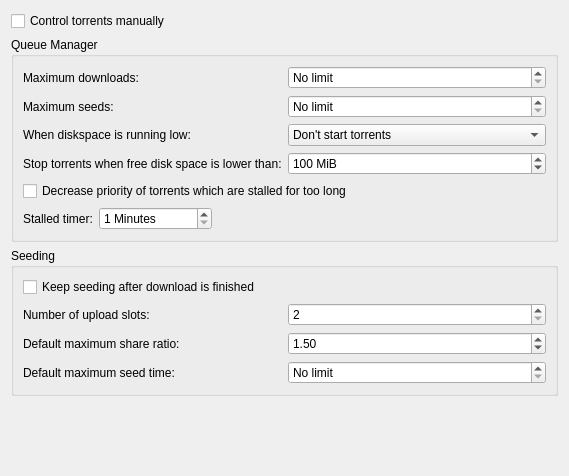
The window that ktorrent/pref/qmpref.ui (netrunner-debian-kde-extras/ktorrent) describes before a commit, drawn with Qt 5.
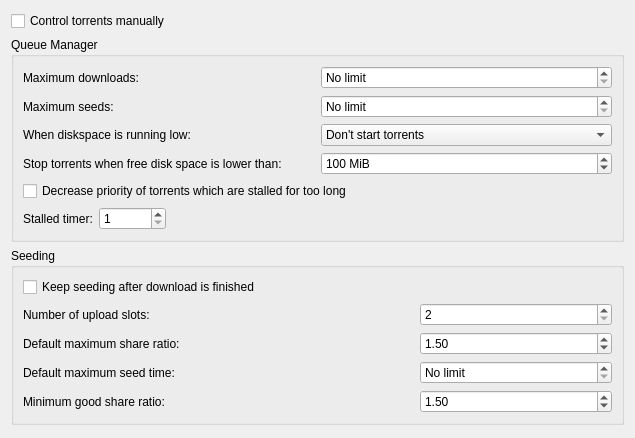
The same window after the commit. Custom widgets are drawn as their Qt base class.

```diff
--- a/ktorrent/pref/qmpref.ui
+++ b/ktorrent/pref/qmpref.ui
@@ -1,18 +1,18 @@
 <ui version="4.0" >
  <class>QMPref</class>
- <widget class="QWidget" name="QMPref" >
-  <property name="geometry" >
+ <widget class="QWidget" name="QMPref">
+  <property name="geometry">
    <rect>
     <x>0</x>
     <y>0</y>
-    <width>565</width>
-    <height>476</height>
+    <width>635</width>
+    <height>438</height>
    </rect>
   </property>
-  <layout class="QVBoxLayout" >
+  <layout class="QVBoxLayout" name="verticalLayout">
    <item>
-    <widget class="QCheckBox" name="kcfg_manuallyControlTorrents" >
-     <property name="toolTip" >
+    <widget class="QCheckBox" name="kcfg_manuallyControlTorrents">
+     <property name="toolTip">
       <string>When enabled, the queue manager will be totally disabled, allowing you to fully control all torrents manually.</string>
      </property>
      <property name="text" >
@@ -21,23 +21,23 @@
     </widget>
    </item>
    <item>
-    <widget class="QGroupBox" name="m_qm_group_box" >
-     <property name="title" >
+    <widget class="QGroupBox" name="m_qm_group_box">
+     <property name="title">
       <string>Queue Manager</string>
      </property>
-     <layout class="QVBoxLayout" >
+     <layout class="QVBoxLayout">
       <item>
-       <layout class="QGridLayout" >
-        <item row="0" column="0" >
-         <widget class="QLabel" name="label_11" >
-          <property name="text" >
+       <layout class="QGridLayout">
+        <item row="0" column="0">
+         <widget class="QLabel" name="label_11">
+          <property name="text">
            <string>Maximum downloads:</string>
           </property>
          </widget>
         </item>
-        <item row="0" column="1" >
-         <widget class="QSpinBox" name="kcfg_maxDownloads" >
-          <property name="toolTip" >
+        <item row="0" column="1">
+         <widget class="KIntSpinBox" name="kcfg_maxDownloads">
+          <property name="toolTip">
            <string>The maximum number of simultaneous downloads the queue manager will run.</string>
           </property>
           <property name="specialValueText" >
@@ -48,16 +48,16 @@
           </property>
          </widget>
         </item>
-        <item row="1" column="0" >
-         <widget class="QLabel" name="label_10" >
-          <property name="text" >
+        <item row="1" column="0">
+         <widget class="QLabel" name="label_10">
+          <property name="text">
            <string>Maximum seeds:</string>
           </property>
          </widget>
         </item>
-        <item row="1" column="1" >
-         <widget class="QSpinBox" name="kcfg_maxSeeds" >
-          <property name="toolTip" >
+        <item row="1" column="1">
+         <widget class="KIntSpinBox" name="kcfg_maxSeeds">
+          <property name="toolTip">
            <string>The maximum number of simultaneous seeds the queue manager will run.</string>
           </property>
           <property name="specialValueText" >
@@ -68,16 +68,16 @@
           </property>
          </widget>
         </item>
-        <item row="2" column="0" >
-         <widget class="QLabel" name="label_12" >
-          <property name="text" >
+        <item row="2" column="0">
+         <widget class="QLabel" name="label_12">
+          <property name="text">
            <string>When diskspace is running low:</string>
           </property>
          </widget>
         </item>
-        <item row="2" column="1" >
-         <widget class="QComboBox" name="kcfg_startDownloadsOnLowDiskSpace" >
-          <property name="toolTip" >
+        <item row="2" column="1">
+         <widget class="QComboBox" name="kcfg_startDownloadsOnLowDiskSpace">
+          <property name="toolTip">
            <string>What to do when the diskspace is running low and the queue manager wants to start a torrent.</string>
           </property>
           <item>
@@ -97,16 +97,16 @@
           </item>
          </widget>
         </item>
-        <item row="3" column="0" >
-         <widget class="QLabel" name="label_13" >
-          <property name="text" >
+        <item row="3" column="0">
+         <widget class="QLabel" name="label_13">
+          <property name="text">
            <string>Stop torrents when free disk space is lower than:</string>
           </property>
          </widget>
         </item>
-        <item row="3" column="1" >
-         <widget class="QSpinBox" name="kcfg_minDiskSpace" >
-          <property name="toolTip" >
+        <item row="3" column="1">
+         <widget class="KIntSpinBox" name="kcfg_minDiskSpace">
+          <property name="toolTip">
            <string>When the free diskspace drops below this value, stop all torrents downloading.</string>
           </property>
           <property name="suffix" >
@@ -126,9 +126,9 @@
        </layout>
       </item>
       <item>
-       <widget class="QCheckBox" name="kcfg_decreasePriorityOfStalledTorrents" >
-        <property name="toolTip" >
-         <string>&lt;html>&lt;head>&lt;meta name="qrichtext" content="1" />&lt;style type="text/css">
+       <widget class="QCheckBox" name="kcfg_decreasePriorityOfStalledTorrents">
+        <property name="toolTip">
+         <string>&lt;html&gt;&lt;head&gt;&lt;meta name=&quot;qrichtext&quot; content=&quot;1&quot; /&gt;&lt;style type=&quot;text/css&quot;&gt;
 p, li { white-space: pre-wrap; }
 &lt;/style>&lt;/head>&lt;body style=" font-size:8pt; font-weight:400; font-style:normal;">
 &lt;p style=" margin-top:0px; margin-bottom:0px; margin-left:0px; margin-right:0px; -qt-block-indent:0; text-indent:0px;">With this enabled, the queue manager will decrease the priority of a torrent which has been stalled for too long. &lt;/p>
@@ -141,7 +141,7 @@
        </widget>
       </item>
       <item>
-       <layout class="QHBoxLayout" >
+       <layout class="QHBoxLayout">
         <item>
          <widget class="QLabel" name="label" >
           <property name="text" >
@@ -150,18 +150,15 @@
          </widget>
         </item>
         <item>
-         <widget class="QSpinBox" name="kcfg_stallTimer" >
-          <property name="toolTip" >
-           <string>&lt;!DOCTYPE HTML PUBLIC "-//W3C//DTD HTML 4.0//EN" "http://www.w3.org/TR/REC-html40/strict.dtd">
-&lt;html>&lt;head>&lt;meta name="qrichtext" content="1" />&lt;style type="text/css">
+         <widget class="KIntSpinBox" name="kcfg_stallTimer">
+          <property name="toolTip">
+           <string>&lt;!DOCTYPE HTML PUBLIC &quot;-//W3C//DTD HTML 4.0//EN&quot; &quot;http://www.w3.org/TR/REC-html40/strict.dtd&quot;&gt;
+&lt;html&gt;&lt;head&gt;&lt;meta name=&quot;qrichtext&quot; content=&quot;1&quot; /&gt;&lt;style type=&quot;text/css&quot;&gt;
 p, li { white-space: pre-wrap; }
 &lt;/style>&lt;/head>&lt;body style=" font-family:'OpenSymbol'; font-size:8pt; font-weight:400; font-style:normal;">
 &lt;p style=" margin-top:0px; margin-bottom:0px; margin-left:0px; margin-right:0px; -qt-block-indent:0; text-indent:0px; font-family:'Bitstream Vera Sans';">Time used for the stall timer. When a torrent is stalled longer than this, its priority will be decreased.&lt;/p>&lt;/body>&lt;/html></string>
           </property>
-          <property name="suffix" >
-           <string> Minutes</string>
-          </property>
-          <property name="minimum" >
+          <property name="minimum">
            <number>1</number>
           </property>
           <property name="maximum" >
@@ -188,14 +185,14 @@
     </widget>
    </item>
    <item>
-    <widget class="QGroupBox" name="groupBox_2" >
-     <property name="title" >
+    <widget class="QGroupBox" name="groupBox_2">
+     <property name="title">
       <string comment="@title:group Options regarging Seeding">Seeding</string>
      </property>
-     <layout class="QGridLayout" >
-      <item row="0" column="0" >
-       <widget class="QCheckBox" name="kcfg_keepSeeding" >
-        <property name="toolTip" >
+     <layout class="QGridLayout" name="gridLayout">
+      <item row="0" column="0" colspan="2">
+       <widget class="QCheckBox" name="kcfg_keepSeeding">
+        <property name="toolTip">
          <string>When a download is finished, continue seeding it. If this is disabled, the torrent will be stopped.</string>
         </property>
         <property name="text" >
@@ -203,16 +200,16 @@
         </property>
        </widget>
       </item>
-      <item row="1" column="0" >
-       <widget class="QLabel" name="label_7" >
-        <property name="text" >
+      <item row="1" column="0">
+       <widget class="QLabel" name="label_7">
+        <property name="text">
          <string>Number of upload slots:</string>
         </property>
        </widget>
       </item>
-      <item row="1" column="1" >
-       <widget class="QSpinBox" name="kcfg_numUploadSlots" >
-        <property name="toolTip" >
+      <item row="1" column="2">
+       <widget class="KIntSpinBox" name="kcfg_numUploadSlots">
+        <property name="toolTip">
          <string>The number of upload slots, this determines the number of peers you can upload to simultaneously for one torrent.</string>
         </property>
         <property name="minimum" >
@@ -226,18 +223,18 @@
         </property>
        </widget>
       </item>
-      <item row="2" column="0" >
-       <widget class="QLabel" name="label_8" >
-        <property name="text" >
+      <item row="2" column="0">
+       <widget class="QLabel" name="label_8">
+        <property name="text">
          <string>Default maximum share ratio:</string>
         </property>
        </widget>
       </item>
-      <item row="2" column="1" >
-       <widget class="QDoubleSpinBox" name="kcfg_maxRatio" >
-        <property name="toolTip" >
-         <string>&lt;!DOCTYPE HTML PUBLIC "-//W3C//DTD HTML 4.0//EN" "http://www.w3.org/TR/REC-html40/strict.dtd">
-&lt;html>&lt;head>&lt;meta name="qrichtext" content="1" />&lt;style type="text/css">
+      <item row="2" column="2">
+       <widget class="QDoubleSpinBox" name="kcfg_maxRatio">
+        <property name="toolTip">
+         <string>&lt;!DOCTYPE HTML PUBLIC &quot;-//W3C//DTD HTML 4.0//EN&quot; &quot;http://www.w3.org/TR/REC-html40/strict.dtd&quot;&gt;
+&lt;html&gt;&lt;head&gt;&lt;meta name=&quot;qrichtext&quot; content=&quot;1&quot; /&gt;&lt;style type=&quot;text/css&quot;&gt;
 p, li { white-space: pre-wrap; }
 &lt;/style>&lt;/head>&lt;body style=" font-family:'OpenSymbol'; font-size:8pt; font-weight:400; font-style:normal;">
 &lt;p style=" margin-top:0px; margin-bottom:0px; margin-left:0px; margin-right:0px; -qt-block-indent:0; text-indent:0px; font-size:9pt;">&lt;span style=" font-size:8pt;">The maximum share ratio, if this value is reached seeding will be stopped. This is only applied to newly opened torrents, existing torrents will not be affected by changing this.&lt;/span>&lt;/p>
@@ -255,16 +252,16 @@
         </property>
        </widget>
       </item>
-      <item row="3" column="0" >
-       <widget class="QLabel" name="label_9" >
-        <property name="text" >
+      <item row="3" column="0">
+       <widget class="QLabel" name="label_9">
+        <property name="text">
          <string>Default maximum seed time:</string>
         </property>
        </widget>
       </item>
-      <item row="3" column="1" >
-       <widget class="QDoubleSpinBox" name="kcfg_maxSeedTime" >
-        <property name="toolTip" >
+      <item row="3" column="2">
+       <widget class="QDoubleSpinBox" name="kcfg_maxSeedTime">
+        <property name="toolTip">
          <string>The maximum seed time in hours. Once you reach this time, the torrent will be stopped. This is only applied to newly opened torrents, existing torrents will not be affected by changing this.</string>
         </property>
         <property name="specialValueText" >
@@ -281,6 +278,38 @@
         </property>
        </widget>
       </item>
+      <item row="4" column="0">
+       <widget class="QLabel" name="label_2">
+        <property name="toolTip">
+         <string>Value at which the share ratio will be displayed with a green color. Lower ratios will be displayed in red.</string>
+        </property>
+        <property name="text">
+         <string>Minimum good share ratio:</string>
+        </property>
+       </widget>
+      </item>
+      <item row="4" column="2">
+       <widget class="QDoubleSpinBox" name="kcfg_greenRatio">
+        <property name="toolTip">
+         <string>&lt;!DOCTYPE HTML PUBLIC &quot;-//W3C//DTD HTML 4.0//EN&quot; &quot;http://www.w3.org/TR/REC-html40/strict.dtd&quot;&gt;
+&lt;html&gt;&lt;head&gt;&lt;meta name=&quot;qrichtext&quot; content=&quot;1&quot; /&gt;&lt;style type=&quot;text/css&quot;&gt;
+p, li { white-space: pre-wrap; }
+&lt;/style&gt;&lt;/head&gt;&lt;body style=&quot; font-family:'OpenSymbol'; font-size:8pt; font-weight:400; font-style:normal;&quot;&gt;
+&lt;p style=&quot; margin-top:0px; margin-bottom:0px; margin-left:0px; margin-right:0px; -qt-block-indent:0; text-indent:0px; font-size:9pt;&quot;&gt;&lt;span style=&quot; font-size:8pt;&quot;&gt;The maximum share ratio, if this value is reached seeding will be stopped. This is only applied to newly opened torrents, existing torrents will not be affected by changing this.&lt;/span&gt;&lt;/p&gt;
+&lt;p style=&quot;-qt-paragraph-type:empty; margin-top:0px; margin-bottom:0px; margin-left:0px; margin-right:0px; -qt-block-indent:0; text-indent:0px;&quot;&gt;&lt;/p&gt;
+&lt;p style=&quot; margin-top:0px; margin-bottom:0px; margin-left:0px; margin-right:0px; -qt-block-indent:0; text-indent:0px;&quot;&gt;&lt;span style=&quot; font-weight:600;&quot;&gt;Attention: &lt;/span&gt;This is not used when downloading, only when seeding.&lt;/p&gt;&lt;/body&gt;&lt;/html&gt;</string>
+        </property>
+        <property name="specialValueText">
+         <string>No limit</string>
+        </property>
+        <property name="singleStep">
+         <double>0.010000000000000</double>
+        </property>
+        <property name="value">
+         <double>1.500000000000000</double>
+        </property>
+       </widget>
+      </item>
      </layout>
     </widget>
    </item>
@@ -299,6 +328,13 @@
    </item>
   </layout>
  </widget>
+ <customwidgets>
+  <customwidget>
+   <class>KIntSpinBox</class>
+   <extends>QSpinBox</extends>
+   <header>knuminput.h</header>
+  </customwidget>
+ </customwidgets>
  <resources/>
  <connections>
   <connection>
```
Left out of the diff: 104 changed lines with no effect on the pictures.
